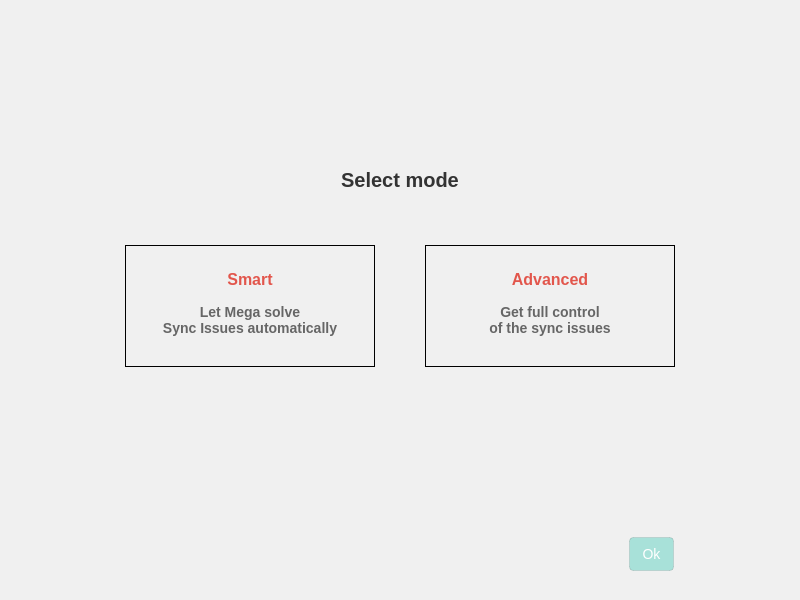
meganz/MEGAsync, file src/MEGASync/stalled_issues/gui/linux/StalledIssuesDialog.ui: the form before one commit.
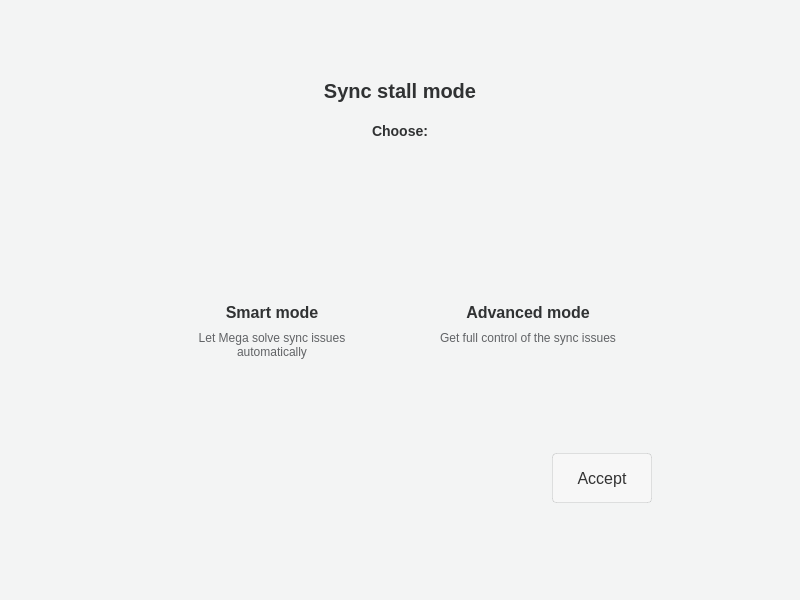
The form after the commit. The open tabs and pages were chosen to show the change. Icons and pictures are not drawn. Custom widgets are drawn as their Qt base class.

The edit to the form file:
```diff
--- a/src/MEGASync/stalled_issues/gui/linux/StalledIssuesDialog.ui
+++ b/src/MEGASync/stalled_issues/gui/linux/StalledIssuesDialog.ui
@@ -105,7 +105,7 @@
      <property name="styleSheet">
       <string notr="true">#ModeSelector
 {
-background-color: #f0f0f0;
+background-color: #F3F4F4;
 }</string>
      </property>
      <property name="currentIndex">
@@ -713,29 +713,10 @@
       </layout>
      </widget>
      <widget class="QWidget" name="ModeSelector">
-      <property name="styleSheet">
-       <string notr="true">#ModeTitle
-{
-  font-family: &quot;Poppins&quot;;
-  font-size:20px;
-  line-height: 30px;
-  font-weight: 600;
-  color: #333333;
-}</string>
-      </property>
-      <layout class="QVBoxLayout" name="verticalLayout_5">
-       <property name="spacing">
-        <number>4</number>
-       </property>
-       <property name="leftMargin">
-        <number>6</number>
-       </property>
+      <layout class="QVBoxLayout" name="verticalLayout_11">
        <property name="topMargin">
         <number>20</number>
        </property>
-       <property name="rightMargin">
-        <number>6</number>
-       </property>
        <property name="bottomMargin">
         <number>20</number>
        </property>
@@ -747,19 +728,55 @@
          <property name="sizeHint" stdset="0">
           <size>
            <width>20</width>
-           <height>140</height>
+           <height>40</height>
           </size>
          </property>
         </spacer>
        </item>
+       <item>
+        <widget class="QWidget" name="TitleContainer" native="true">
+         <property name="styleSheet">
+          <string notr="true">#ModeTitle
+{
+  font-size:20px;
+  line-height: 30px;
+  font-weight: 600;
+  color: #303233;
+}
+
+#ModeSubTitle
+{
+  font-size:14px;
+  line-height: 20px;
+  font-weight: 600;
+  color: #303233;
+}</string>
+         </property>
+         <layout class="QVBoxLayout" name="verticalLayout_10">
+          <property name="spacing">
+           <number>20</number>
+          </property>
        <item>
         <widget class="QLabel" name="ModeTitle">
          <property name="text">
-          <string>Select mode</string>
+             <string>Sync stall mode</string>
          </property>
          <property name="alignment">
           <set>Qt::AlignCenter</set>
          </property>
+           </widget>
+          </item>
+          <item>
+           <widget class="QLabel" name="ModeSubTitle">
+            <property name="text">
+             <string>Choose:</string>
+            </property>
+            <property name="alignment">
+             <set>Qt::AlignCenter</set>
+            </property>
+           </widget>
+          </item>
+         </layout>
         </widget>
        </item>
        <item>
@@ -773,62 +790,68 @@
          <property name="sizeHint" stdset="0">
           <size>
            <width>20</width>
-           <height>40</height>
+           <height>20</height>
           </size>
          </property>
         </spacer>
        </item>
        <item>
-        <widget class="QWidget" name="Container" native="true">
+        <widget class="QWidget" name="Body" native="true">
+         <layout class="QHBoxLayout" name="horizontalLayout_6">
+          <item>
+           <spacer name="horizontalSpacer_5">
+            <property name="orientation">
+             <enum>Qt::Horizontal</enum>
+            </property>
+            <property name="sizeHint" stdset="0">
+             <size>
+              <width>40</width>
+              <height>20</height>
+             </size>
+            </property>
+           </spacer>
+          </item>
+          <item>
+           <widget class="QWidget" name="BodyConainter" native="true">
          <property name="styleSheet">
           <string notr="true">#Advance[SELECTED=true], #Smart[SELECTED=true] 
 {
-border: 2px solid #f0373a;
+border: 2px solid #04101E;
 border-radius: 6px;
 background-color: white;
 }
 
 #Advance[SELECTED=false], #Smart[SELECTED=false] 
 {
-border: 2px solid #c2c2c2;
+border: 2px solid white;
 border-radius: 6px;
-background-color: #f6f6f6;
+background-color: white;
 }</string>
          </property>
-         <layout class="QHBoxLayout" name="horizontalLayout_4">
+            <layout class="QVBoxLayout" name="verticalLayout_5">
           <property name="spacing">
            <number>50</number>
           </property>
-          <property name="leftMargin">
-           <number>75</number>
-          </property>
-          <property name="rightMargin">
-           <number>75</number>
-          </property>
           <item>
-           <spacer name="horizontalSpacer_4">
-            <property name="orientation">
-             <enum>Qt::Horizontal</enum>
-            </property>
-            <property name="sizeHint" stdset="0">
-             <size>
-              <width>40</width>
-              <height>20</height>
-             </size>
-            </property>
-           </spacer>
-          </item>
+              <widget class="QWidget" name="Container" native="true">
+               <property name="styleSheet">
+                <string notr="true"/>
+               </property>
+               <layout class="QHBoxLayout" name="horizontalLayout_4">
+                <property name="spacing">
+                 <number>8</number>
+                </property>
           <item>
            <widget class="QFrame" name="Smart">
             <property name="minimumSize">
              <size>
-              <width>250</width>
-              <height>0</height>
+                    <width>248</width>
+                    <height>184</height>
              </size>
             </property>
             <property name="maximumSize">
              <size>
-              <width>250</width>
+                    <width>248</width>
               <height>16777215</height>
              </size>
             </property>
@@ -838,57 +861,117 @@
             <property name="styleSheet">
              <string notr="true">#SmartTitle
 {
-  font-family: &quot;Poppins&quot;;
   font-size:16px;
-  line-height: 30px;
-  font-weight: 600;
-  color: #e2564c;
+  line-height: 24px;
+  font-weight: 700;
+  color: #303233;
 }
 
 #SmartDescription
 {
-  font-family: &quot;Poppins&quot;;
-  font-size:14px;
-  line-height: 30px;
-  font-weight: 600;
-  color: #666666;
+  font-size:12px;
+  line-height: 18px;
+  font-weight: 400;
+  color: #616366;
 }
 </string>
             </property>
             <property name="frameShape">
-             <enum>QFrame::Panel</enum>
+                   <enum>QFrame::NoFrame</enum>
             </property>
             <layout class="QVBoxLayout" name="verticalLayout_7">
              <property name="spacing">
-              <number>15</number>
+                    <number>4</number>
              </property>
              <property name="leftMargin">
               <number>0</number>
              </property>
+                   <property name="topMargin">
+                    <number>24</number>
+                   </property>
              <property name="rightMargin">
               <number>0</number>
              </property>
              <property name="bottomMargin">
-              <number>30</number>
-             </property>
+                    <number>24</number>
+                   </property>
+                   <item alignment="Qt::AlignHCenter">
+                    <widget class="QPushButton" name="SmartIcon">
+                     <property name="enabled">
+                      <bool>false</bool>
+                     </property>
+                     <property name="minimumSize">
+                      <size>
+                       <width>48</width>
+                       <height>48</height>
+                      </size>
+                     </property>
+                     <property name="maximumSize">
+                      <size>
+                       <width>48</width>
+                       <height>48</height>
+                      </size>
+                     </property>
+                     <property name="focusPolicy">
+                      <enum>Qt::NoFocus</enum>
+                     </property>
+                     <property name="styleSheet">
+                      <string notr="true">border: none;</string>
+                     </property>
+                     <property name="text">
+                      <string/>
+                     </property>
+                     <property name="icon">
+                      <iconset resource="../../../gui/Resources_linux.qrc">
+                       <normaloff>:/images/StalledIssues/smart-mode.png</normaloff>
+                       <disabledoff>:/images/StalledIssues/smart-mode.png</disabledoff>
+                       <disabledon>:/images/StalledIssues/smart-mode.png</disabledon>:/images/StalledIssues/smart-mode.png</iconset>
+                     </property>
+                     <property name="iconSize">
+                      <size>
+                       <width>48</width>
+                       <height>48</height>
+                      </size>
+                     </property>
+                     <property name="autoDefault">
+                      <bool>false</bool>
+                     </property>
+                     <property name="flat">
+                      <bool>false</bool>
+                     </property>
+                    </widget>
+                   </item>
              <item>
-              <widget class="QWidget" name="SmartIcon" native="true"/>
+                    <spacer name="verticalSpacer_7">
+                     <property name="orientation">
+                      <enum>Qt::Vertical</enum>
+                     </property>
+                     <property name="sizeType">
+                      <enum>QSizePolicy::Fixed</enum>
+                     </property>
+                     <property name="sizeHint" stdset="0">
+                      <size>
+                       <width>20</width>
+                       <height>20</height>
+                      </size>
+                     </property>
+                    </spacer>
              </item>
              <item>
               <widget class="QLabel" name="SmartTitle">
                <property name="text">
-                <string>Smart</string>
+                      <string>Smart mode</string>
                </property>
                <property name="alignment">
                 <set>Qt::AlignCenter</set>
                </property>
               </widget>
              </item>
-             <item>
+                   <item alignment="Qt::AlignTop">
               <widget class="QLabel" name="SmartDescription">
                <property name="text">
-                <string>Let Mega solve
-Sync Issues automatically</string>
+                      <string>Let Mega solve sync issues
+automatically</string>
                </property>
                <property name="alignment">
                 <set>Qt::AlignCenter</set>
@@ -902,13 +985,13 @@
            <widget class="QFrame" name="Advance">
             <property name="minimumSize">
              <size>
-              <width>250</width>
-              <height>0</height>
+                    <width>248</width>
+                    <height>184</height>
              </size>
             </property>
             <property name="maximumSize">
              <size>
-              <width>250</width>
+                    <width>248</width>
               <height>16777215</height>
              </size>
             </property>
@@ -918,57 +1001,115 @@
             <property name="styleSheet">
              <string notr="true">#AdvanceTitle
 {
-  font-family: &quot;Poppins&quot;;
   font-size:16px;
-  line-height: 30px;
-  font-weight: 600;
-  color: #e2564c;
+  line-height: 24px;
+  font-weight: 700;
+  color: #303233;
 }
 
 #AdvanceDescription
 {
-  font-family: &quot;Poppins&quot;;
-  font-size:14px;
-  line-height: 30px;
-  font-weight: 600;
-  color: #666666;
-}
-</string>
+  font-size:12px;
+  line-height: 18px;
+  font-weight: 400;
+  color: #616366;
+}</string>
             </property>
             <property name="frameShape">
-             <enum>QFrame::Panel</enum>
+                   <enum>QFrame::NoFrame</enum>
             </property>
             <layout class="QVBoxLayout" name="verticalLayout_6">
              <property name="spacing">
-              <number>15</number>
+                    <number>4</number>
              </property>
              <property name="leftMargin">
               <number>0</number>
              </property>
+                   <property name="topMargin">
+                    <number>24</number>
+                   </property>
              <property name="rightMargin">
               <number>0</number>
              </property>
              <property name="bottomMargin">
-              <number>30</number>
-             </property>
+                    <number>24</number>
+                   </property>
+                   <item alignment="Qt::AlignHCenter">
+                    <widget class="QPushButton" name="AdvanceIcon">
+                     <property name="enabled">
+                      <bool>false</bool>
+                     </property>
+                     <property name="minimumSize">
+                      <size>
+                       <width>48</width>
+                       <height>48</height>
+                      </size>
+                     </property>
+                     <property name="maximumSize">
+                      <size>
+                       <width>48</width>
+                       <height>48</height>
+                      </size>
+                     </property>
+                     <property name="focusPolicy">
+                      <enum>Qt::NoFocus</enum>
+                     </property>
+                     <property name="styleSheet">
+                      <string notr="true">border: none;</string>
+                     </property>
+                     <property name="text">
+                      <string/>
+                     </property>
+                     <property name="icon">
+                      <iconset resource="../../../gui/Resources_linux.qrc">
+                       <normaloff>:/images/StalledIssues/advanced-mode.png</normaloff>
+                       <disabledoff>:/images/StalledIssues/advanced-mode.png</disabledoff>
+                       <disabledon>:/images/StalledIssues/advanced-mode.png</disabledon>:/images/StalledIssues/advanced-mode.png</iconset>
+                     </property>
+                     <property name="iconSize">
+                      <size>
+                       <width>48</width>
+                       <height>48</height>
+                      </size>
+                     </property>
+                     <property name="autoDefault">
+                      <bool>false</bool>
+                     </property>
+                     <property name="flat">
+                      <bool>false</bool>
+                     </property>
+                    </widget>
+                   </item>
              <item>
-              <widget class="QWidget" name="AdvanceIcon" native="true"/>
+                    <spacer name="verticalSpacer_6">
+                     <property name="orientation">
+                      <enum>Qt::Vertical</enum>
+                     </property>
+                     <property name="sizeType">
+                      <enum>QSizePolicy::Fixed</enum>
+                     </property>
+                     <property name="sizeHint" stdset="0">
+                      <size>
+                       <width>20</width>
+                       <height>20</height>
+                      </size>
+                     </property>
+                    </spacer>
              </item>
              <item>
               <widget class="QLabel" name="AdvanceTitle">
                <property name="text">
-                <string>Advanced</string>
+                      <string>Advanced mode</string>
                </property>
                <property name="alignment">
                 <set>Qt::AlignCenter</set>
                </property>
               </widget>
              </item>
-             <item>
+                   <item alignment="Qt::AlignTop">
               <widget class="QLabel" name="AdvanceDescription">
                <property name="text">
-                <string>Get full control
-of the sync issues</string>
+                      <string>Get full control of the sync issues</string>
                </property>
                <property name="alignment">
                 <set>Qt::AlignCenter</set>
@@ -978,8 +1119,14 @@
             </layout>
            </widget>
           </item>
+               </layout>
+              </widget>
+             </item>
           <item>
-           <spacer name="horizontalSpacer_5">
+              <widget class="QWidget" name="ButtonsContainer" native="true">
+               <layout class="QHBoxLayout" name="horizontalLayout_5">
+                <item>
+                 <spacer name="horizontalSpacer_4">
             <property name="orientation">
              <enum>Qt::Horizontal</enum>
             </property>
@@ -991,29 +1138,7 @@
             </property>
            </spacer>
           </item>
-         </layout>
-        </widget>
-       </item>
        <item>
-        <spacer name="verticalSpacer">
-         <property name="orientation">
-          <enum>Qt::Vertical</enum>
-         </property>
-         <property name="sizeHint" stdset="0">
-          <size>
-           <width>20</width>
-           <height>141</height>
-          </size>
-         </property>
-        </spacer>
-       </item>
-       <item>
-        <widget class="QWidget" name="ButtonContainer" native="true">
-         <layout class="QVBoxLayout" name="verticalLayout_8">
-          <property name="rightMargin">
-           <number>120</number>
-          </property>
-          <item alignment="Qt::AlignRight">
            <widget class="QPushButton" name="SelectButton">
             <property name="enabled">
              <bool>false</bool>
@@ -1027,7 +1152,7 @@
             <property name="minimumSize">
              <size>
               <width>0</width>
-              <height>34</height>
+                    <height>50</height>
              </size>
             </property>
             <property name="cursor">
@@ -1036,21 +1161,22 @@
             <property name="styleSheet">
              <string notr="true">QPushButton
 {
-min-height:32px;
-padding-left:12px;
-padding-right:12px;
-font-size:14px;
+min-height:48px;
+padding-left:24px;
+padding-right:24px;
+font-size:16px;
 font-weight: 400;
+line-height: 24px;
 border-radius:4px;
-background:#00BFA5;
+background:#FAFAFA;
 border: 1px solid rgba(0, 0, 0, 0.1);
-color:#FFFFFF;
+color:#333333;
 }
 
 QPushButton:disabled
 {
-background: rgba(0, 191, 165, 0.3);
-color:#FFFFFF;
+background: rgba(255, 255, 255, 0.3);
+color:#333333;
 }
 
 QPushButton:hover
@@ -1060,12 +1186,44 @@
 }</string>
             </property>
             <property name="text">
-             <string>Ok</string>
+                   <string>Accept</string>
             </property>
            </widget>
           </item>
          </layout>
         </widget>
+             </item>
+            </layout>
+           </widget>
+          </item>
+          <item>
+           <spacer name="horizontalSpacer_6">
+            <property name="orientation">
+             <enum>Qt::Horizontal</enum>
+            </property>
+            <property name="sizeHint" stdset="0">
+             <size>
+              <width>40</width>
+              <height>20</height>
+             </size>
+            </property>
+           </spacer>
+          </item>
+         </layout>
+        </widget>
+       </item>
+       <item>
+        <spacer name="verticalSpacer">
+         <property name="orientation">
+          <enum>Qt::Vertical</enum>
+         </property>
+         <property name="sizeHint" stdset="0">
+          <size>
+           <width>20</width>
+           <height>40</height>
+          </size>
+         </property>
+        </spacer>
        </item>
       </layout>
      </widget>
```
Left out of the diff: 29 changed lines with no effect on the pictures. Lines whose indentation alone changed are shown as unchanged.
